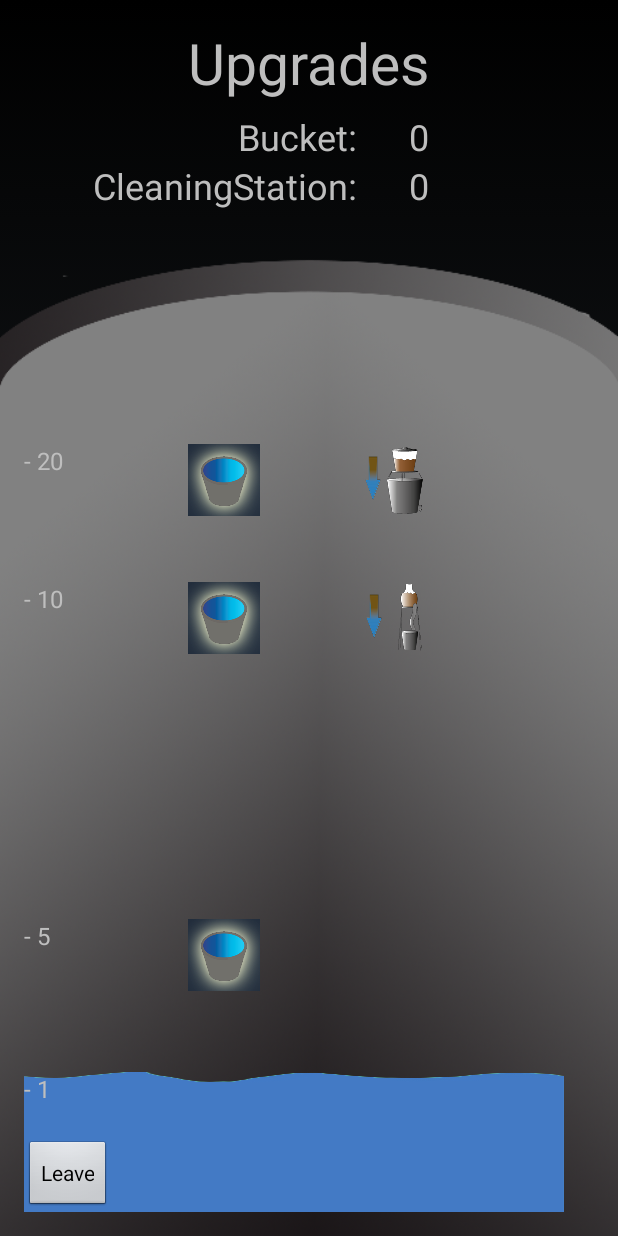
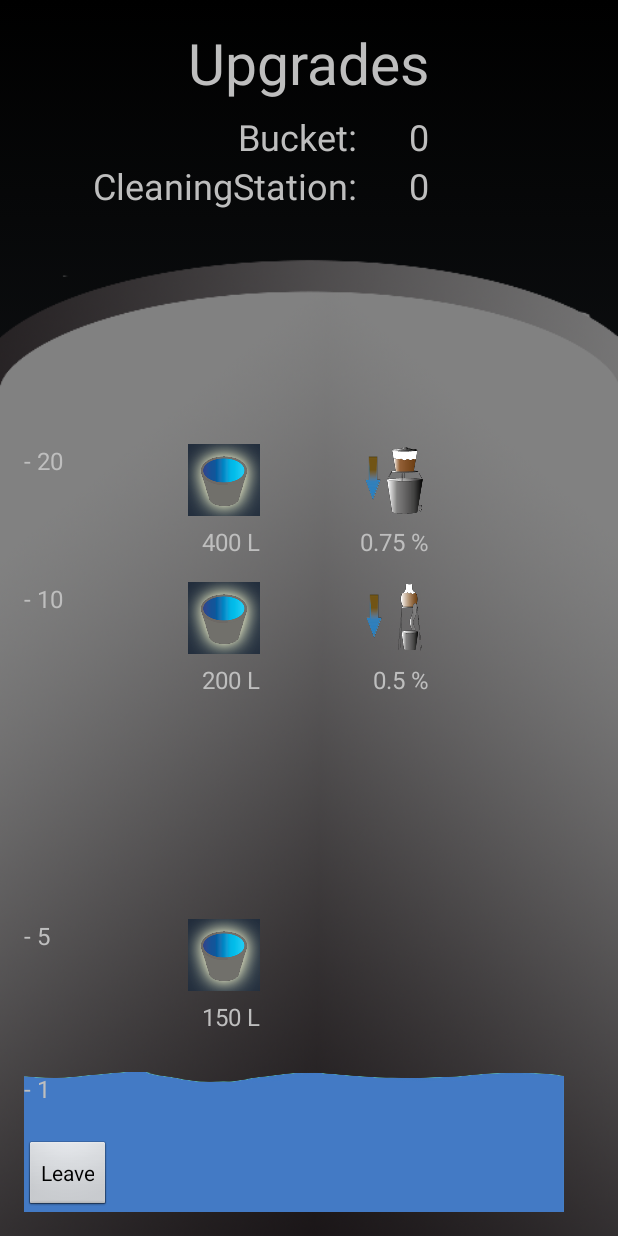
Before and after one commit to Agfct/MagicaeLudos, an Android app: the UpgradesActivity screen opened directly, with no data from a screen before it, on a phone screen of 412 x 824 dp. Run offline under Robolectric (Android 15) with nearby library versions, the phone set to English and light mode, and no system bars.

Commit message:
fixed minor stuff3

```diff
--- a/app/src/main/java/com/magicaeludos/mobile/magicaeludos/implementation/Village.java
+++ b/app/src/main/java/com/magicaeludos/mobile/magicaeludos/implementation/Village.java
@@ -179,11 +179,11 @@ public class Village {
         if (bucketUpgrade == 0){
             return 100;
         }else if (bucketUpgrade == 1){
+            return 150;
+        }else if (bucketUpgrade == 2){
             return 200;
-        }else if (bucketUpgrade == 2){
+        }else if (bucketUpgrade == 3){
             return 400;
-        }else if (bucketUpgrade == 3){
-            return 800;
         }
         return 0;
     }
--- a/app/src/main/res/layout/activity_upgrades.xml
+++ b/app/src/main/res/layout/activity_upgrades.xml
@@ -53,6 +53,7 @@
         android:layout_alignTop="@+id/bucketUpgrade1"
         android:layout_alignParentLeft="true"
         android:layout_alignParentStart="true" />
+
 
     <TextView
         android:id="@+id/txtUpgradeNr2"
@@ -133,6 +134,16 @@
         android:layout_alignLeft="@+id/bucketUpgrade3"
         android:layout_alignStart="@+id/bucketUpgrade3"
         android:layout_marginBottom="99dp" />
+    <TextView
+        android:id="@+id/txtBucketUpgrade1"
+        android:layout_width="wrap_content"
+        android:layout_height="wrap_content"
+        android:text="150 L"
+        android:textSize="@dimen/activity_horizontal_margin"
+        android:layout_marginTop="32dp"
+        android:layout_below="@+id/txtUpgradeNr1"
+        android:layout_alignRight="@+id/bucketUpgrade1"
+        android:layout_alignEnd="@+id/bucketUpgrade1" />
     <!-- Upgrade level 2 (10+)-->
     <ImageView
         android:id="@+id/bucketUpgrade2"
@@ -142,6 +153,16 @@
         android:layout_centerVertical="true"
         android:layout_alignLeft="@+id/bucketUpgrade1"
         android:layout_alignStart="@+id/bucketUpgrade1" />
+    <TextView
+        android:id="@+id/txtBucketUpgrade2"
+        android:layout_width="wrap_content"
+        android:layout_height="wrap_content"
+        android:text="200 L"
+        android:textSize="@dimen/activity_horizontal_margin"
+        android:layout_marginTop="32dp"
+        android:layout_below="@+id/txtUpgradeNr2"
+        android:layout_alignRight="@+id/bucketUpgrade2"
+        android:layout_alignEnd="@+id/bucketUpgrade2" />
     <ImageView
         android:id="@+id/cleaningStationUpgrade1"
         android:layout_width="wrap_content"
@@ -150,6 +171,15 @@
         android:layout_alignTop="@+id/bucketUpgrade2"
         android:layout_alignLeft="@+id/cleaningStationUpgrade2"
         android:layout_alignStart="@+id/cleaningStationUpgrade2" />
+    <TextView
+        android:id="@+id/txtCleaningStationUpgrade1"
+        android:layout_width="wrap_content"
+        android:layout_height="wrap_content"
+        android:text="0.5 %"
+        android:textSize="@dimen/activity_horizontal_margin"
+        android:layout_alignTop="@+id/txtBucketUpgrade2"
+        android:layout_alignRight="@+id/cleaningStationUpgrade1"
+        android:layout_alignEnd="@+id/cleaningStationUpgrade1" />
     <!-- Upgrade level 3 (20+)-->
     <ImageView
         android:id="@+id/bucketUpgrade3"
@@ -160,6 +190,17 @@
         android:layout_alignLeft="@+id/txtUpgrades"
         android:layout_alignStart="@+id/txtUpgrades"
         android:layout_marginBottom="44dp" />
+    <TextView
+        android:id="@+id/txtBucketUpgrade3"
+        android:layout_width="wrap_content"
+        android:layout_height="wrap_content"
+        android:text="400 L"
+        android:textSize="@dimen/activity_horizontal_margin"
+        android:layout_marginTop="32dp"
+        android:layout_below="@+id/txtUpgradeNr3"
+        android:layout_alignRight="@+id/bucketUpgrade3"
+        android:layout_alignEnd="@+id/bucketUpgrade3" />
+
     <ImageView
         android:id="@+id/cleaningStationUpgrade2"
         android:layout_width="wrap_content"
@@ -168,6 +209,15 @@
         android:layout_alignTop="@+id/bucketUpgrade3"
         android:layout_alignRight="@+id/valueCleaningStation"
         android:layout_alignEnd="@+id/valueCleaningStation" />
+    <TextView
+        android:id="@+id/txtCleaningStationUpgrade2"
+        android:layout_width="wrap_content"
+        android:layout_height="wrap_content"
+        android:text="0.75 %"
+        android:textSize="@dimen/activity_horizontal_margin"
+        android:layout_alignTop="@+id/txtBucketUpgrade3"
+        android:layout_alignRight="@+id/cleaningStationUpgrade2"
+        android:layout_alignEnd="@+id/cleaningStationUpgrade2" />
 
     <Button
         android:id="@+id/btnBackToVillage"
--- a/app/src/main/res/layout/activity_village.xml
+++ b/app/src/main/res/layout/activity_village.xml
@@ -164,7 +164,7 @@
         android:id="@+id/howVillageWorks"
         android:layout_width="228dp"
         android:layout_height="wrap_content"
-        android:text="The villagers consumes 20L water every day. \nWhen a new day starts additional villagers arrives if you have enough water to support them! \nOne day is 5 runs."
+        android:text="A villager needs 20L water every day. \nWhen a new day starts additional villagers arrives if you have enough water to support them! \nOne day is 5 runs."
         android:textSize="@dimen/activity_horizontal_margin"
         android:layout_column="0"
         android:layout_row="0"
```
